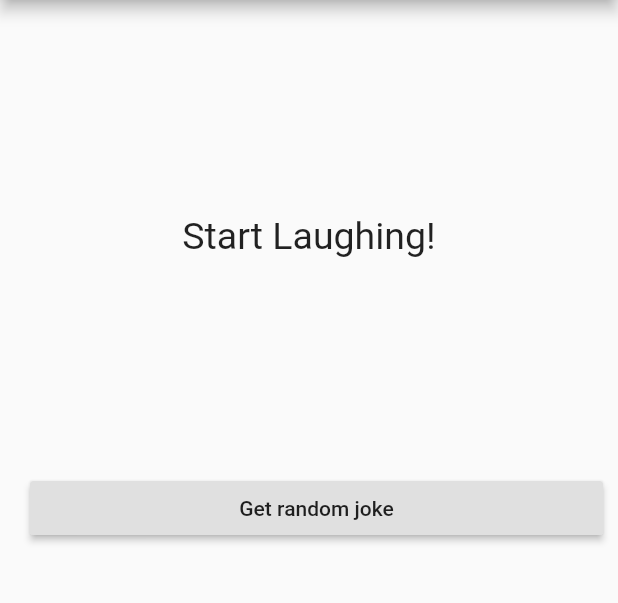
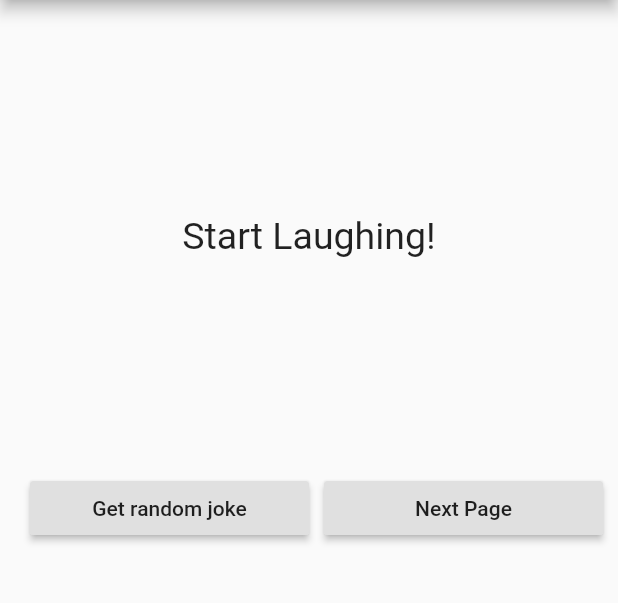
Before and after one commit to ntsummers1/Flutter-Laugh-O-Matic, a Flutter app: the screen it shows after launch, on a phone screen of 412 x 824 dp, the part 84-687 px from its top. Run offline on Flutter 3.47's test engine with Material 2 defaults, Android fonts, the phone set to English and light mode, and no system bars; our stand-ins replace auto_route, bloc, dartz, data_connection_checker, equatable, flutter_bloc and 2 more.

```diff
--- a/lib/features/joke/presentation/widgets/joke_controls.dart
+++ b/lib/features/joke/presentation/widgets/joke_controls.dart
@@ -1,3 +1,4 @@
+import 'package:auto_route/auto_route.dart';
 import 'package:myapp/features/joke/presentation/bloc/joke_bloc.dart';
 import 'package:flutter/material.dart';
 import 'package:flutter_bloc/flutter_bloc.dart';
@@ -28,6 +29,13 @@ class _JokeControlsState extends State<JokeControls> {
                 onPressed: dispatchRandom,
               ),
             ),
+            SizedBox(width: 10),
+            Expanded(
+              child: RaisedButton(
+                child: Text('Next Page'),
+                onPressed: navigateToHelloWorld,
+              ),
+            ),
           ],
         )
       ],
@@ -38,4 +46,9 @@ class _JokeControlsState extends State<JokeControls> {
     controller.clear();
     BlocProvider.of<JokeBloc>(context).add(GetJokeForBloc());
   }
+
+  void navigateToHelloWorld() {
+    controller.clear();
+    ExtendedNavigator.of(context).push("/hello-world-page");
+  }
 }
--- a/lib/main.dart
+++ b/lib/main.dart
@@ -1,5 +1,6 @@
+import 'package:auto_route/auto_route.dart';
 import 'package:flutter/material.dart';
-import 'package:myapp/features/joke/presentation/pages/joke_page.dart';
+import 'package:myapp/routes/router.gr.dart' as Router;
 import 'injection_container.dart' as di;
 
 void main() async {
@@ -17,7 +18,8 @@ class MyApp extends StatelessWidget {
         primaryColor: Colors.purple,
         accentColor: Colors.purple,
       ),
-      home: JokePage(),
+      builder: ExtendedNavigator.builder<Router.Router>(
+          router: Router.Router(), initialRoute: "/"),
     );
   }
 }
--- /dev/null
+++ b/lib/routes/router.dart
@@ -0,0 +1,12 @@
+import 'package:auto_route/auto_route_annotations.dart';
+import 'package:myapp/features/helloworld/presentation/pages/helloworld_page.dart';
+import 'package:myapp/features/joke/presentation/pages/joke_page.dart';
+
+@MaterialAutoRouter(
+  routes: <AutoRoute>[
+    MaterialRoute(page: JokePage, initial: true),
+    MaterialRoute(page: HelloWorldPage)
+  ],
+  generateNavigationHelperExtension: true,
+)
+class $Router {}
```
Also changed, not shown: lib/features/helloworld/presentation/bloc/helloworld_bloc.dart (added, +16 -0 lines), lib/features/helloworld/presentation/bloc/helloworld_event.dart (added, +8 -0 lines), lib/features/helloworld/presentation/bloc/helloworld_state.dart (added, +10 -0 lines), lib/features/helloworld/presentation/pages/helloworld_page.dart (added, +44 -0 lines), lib/injection_container.dart (+8 -0 lines), pubspec.yaml (+7 -12 lines), lib/routes/router.gr.dart (added), pubspec.lock.
